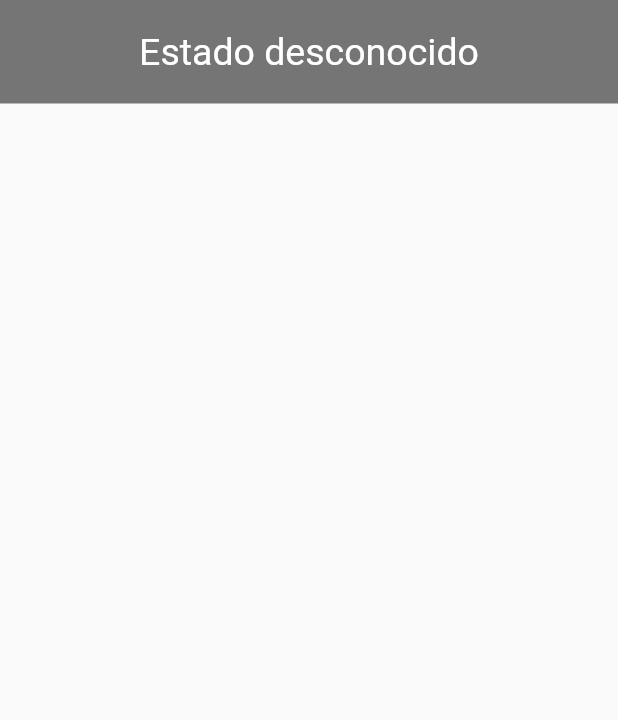
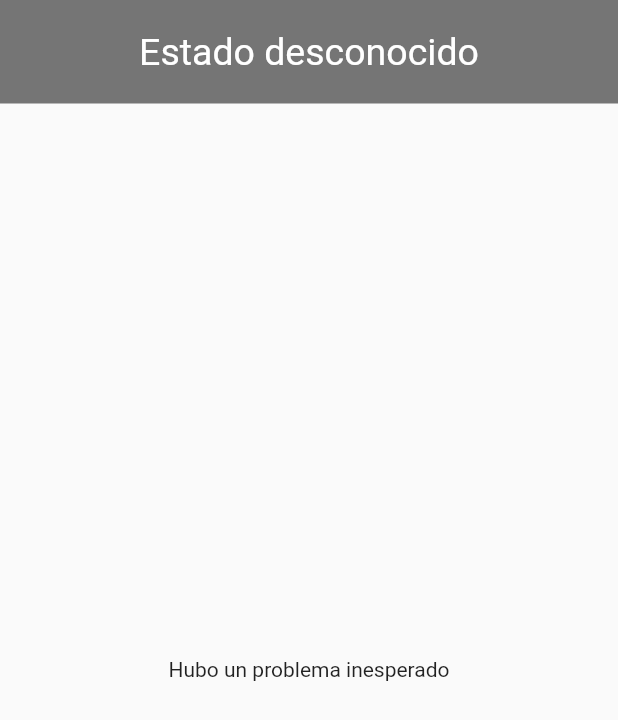
Before and after one commit to mrverdant13/classical_bluetooth_app, a Flutter app: the screen it shows after launch, on a phone screen of 412 x 824 dp. Shown: the top 720 px of the screen. Run offline on Flutter 3.47's test engine with Material 2 defaults, Android fonts, the phone set to English and light mode, and no system bars; our stand-ins replace bloc, dartz, flutter_bloc, flutter_bluetooth_serial, freezed_annotation, get_it and 3 more; generated files the repository leaves out were written again; statements that could not run were skipped.

Commit message:
Show iinfo

```diff
--- a/lib/presentation/screens/bluetooth_status/bluetooth_status.dart
+++ b/lib/presentation/screens/bluetooth_status/bluetooth_status.dart
@@ -51,8 +51,16 @@ class _DiscoveredBtDevicesListView extends StatelessWidget {
   @override
   Widget build(BuildContext context) {
     return BlocBuilder<BluetoothStateCubit, BluetoothStateEntity>(
-      builder: (context, bluetoothStateState) => bluetoothStateState.maybeWhen(
-        orElse: () => const SizedBox.shrink(),
+      builder: (context, bluetoothState) => bluetoothState.maybeWhen(
+        orElse: () => const Center(
+          child: Text('Hubo un problema inesperado'),
+        ),
+        off: () => const Center(
+          child: Text('Es necesario que active su Bluetooth'),
+        ),
+        changing: () => const Center(
+          child: CircularProgressIndicator(),
+        ),
         on: () =>
             BlocBuilder<DiscoveredBtDevicesCubit, DiscoveredBtDevicesState>(
           builder: (context, discoveredBtDevicesState) =>
```
